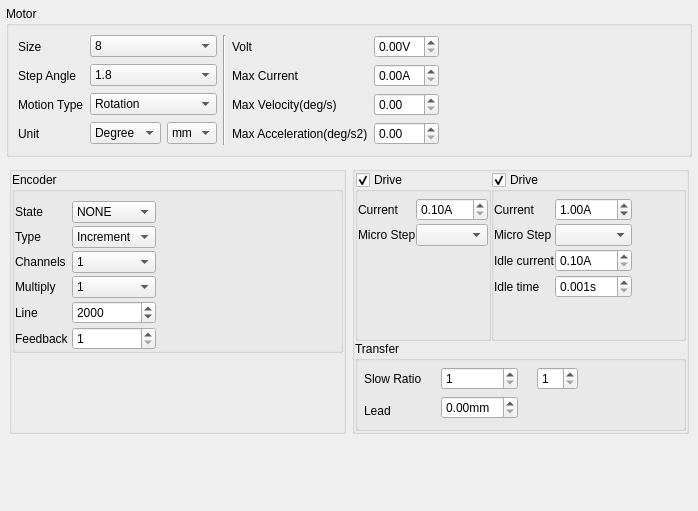
ww4u/megarobostudio, file source/wnd/ui/mrqaxes.ui: the form before one commit.
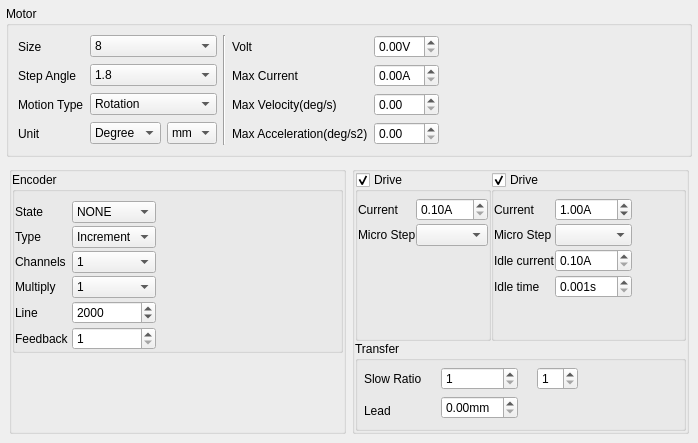
The form after the commit. Icons and pictures are not drawn. Custom widgets are drawn as their Qt base class.

```diff
--- a/source/wnd/ui/mrqaxes.ui
+++ b/source/wnd/ui/mrqaxes.ui
@@ -7,7 +7,7 @@
     <x>0</x>
     <y>0</y>
     <width>698</width>
-    <height>511</height>
+    <height>432</height>
    </rect>
   </property>
   <property name="sizePolicy">
```
